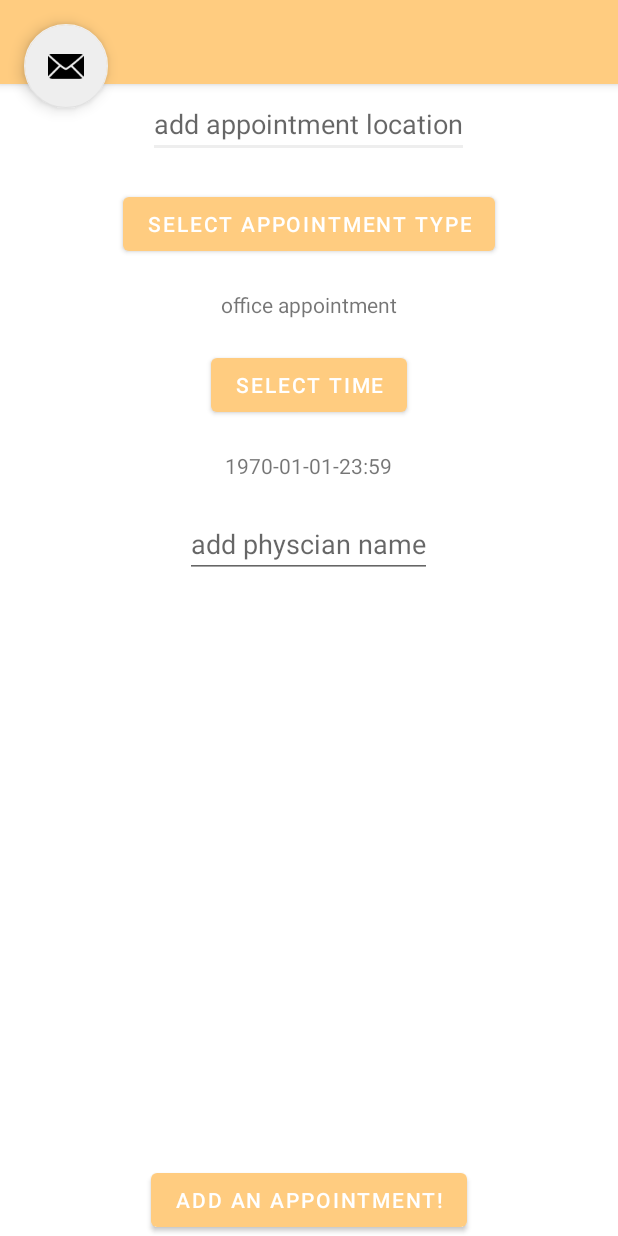
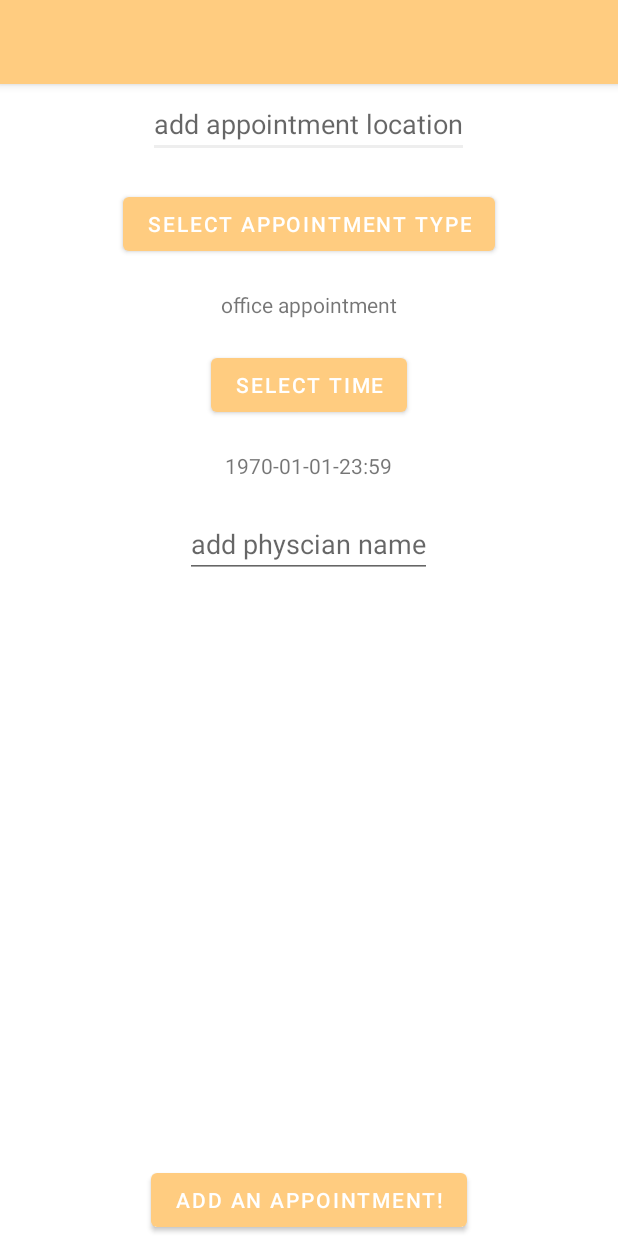
Before and after one commit to ece1778-2021/UHealth, an Android app: the AppointmentAdder screen opened directly, with no data from a screen before it, on a phone screen of 412 x 824 dp. Run offline under Robolectric (Android 15) with nearby library versions, the phone set to English and light mode, and no system bars; our stand-ins replace Firebase (no records; nobody signed in at launch, a user with empty details on screens opened directly); 1 statement that could not run was skipped.

Commit message:
photo updater fixed

```diff
--- a/Uhealth/app/src/main/java/com/example/uhealth/AppointmentAdder.java
+++ b/Uhealth/app/src/main/java/com/example/uhealth/AppointmentAdder.java
@@ -28,6 +28,7 @@ import android.view.View;
 import android.widget.Button;
 import android.widget.DatePicker;
 import android.widget.EditText;
+import android.widget.ImageView;
 import android.widget.TextView;
 import android.widget.TimePicker;
 import android.widget.Toast;
@@ -292,19 +293,20 @@ public class AppointmentAdder extends AppCompatActivity {
         initListener();
 
     }
-        /*
+
         Toolbar toolbar = findViewById(R.id.toolbar);
-        setSupportActionBar(toolbar);
+        //setSupportActionBar(toolbar);
 
 
-        FloatingActionButton fab = findViewById(R.id.fab);
+
+        /*
         fab.setOnClickListener(new View.OnClickListener() {
             @Override
             public void onClick(View view) {
                 //Snackbar.make(view, "Replace with your own action", Snackbar.LENGTH_LONG)
                   //      .setAction("Action", null).show();
             }
-        });
-        */
+        });*/
+
 
     }
--- a/Uhealth/app/src/main/java/com/example/uhealth/MedicationAdder.java
+++ b/Uhealth/app/src/main/java/com/example/uhealth/MedicationAdder.java
@@ -363,7 +363,7 @@ public class MedicationAdder extends AppCompatActivity {
 
         init_views();
         mFireBaseInfo =new FireBaseInfo();
-
+        /*
         FloatingActionButton fab = findViewById(R.id.fab);
         fab.setOnClickListener(new View.OnClickListener() {
             @Override
@@ -371,7 +371,7 @@ public class MedicationAdder extends AppCompatActivity {
                 Snackbar.make(view, "Replace with your own action", Snackbar.LENGTH_LONG)
                         .setAction("Action", null).show();
             }
-        });
+        });*/
 
     }
 
--- a/Uhealth/app/src/main/java/com/example/uhealth/PhotoAdapter.java
+++ b/Uhealth/app/src/main/java/com/example/uhealth/PhotoAdapter.java
@@ -29,7 +29,7 @@ public class PhotoAdapter extends RecyclerView.Adapter<PhotoAdapter.ViewHolder>
     @Override
     public void onBindViewHolder(@NonNull PhotoAdapter.ViewHolder holder, int position){
         final UpdatedPhoto mUpdatedPhoto=mPhotoList.get(position);
-        holder.PhotoTitleView.setText(mUpdatedPhoto.getPhotoTitle());
+       // holder.PhotoTitleView.setText(mUpdatedPhoto.getPhotoTitle());
         holder.PhotoView.setImageBitmap(mUpdatedPhoto.getPhoto());
 
     }
@@ -39,11 +39,11 @@ public class PhotoAdapter extends RecyclerView.Adapter<PhotoAdapter.ViewHolder>
     }
     public static class ViewHolder extends RecyclerView.ViewHolder{
         ImageView PhotoView;
-        TextView PhotoTitleView;
+        //TextView PhotoTitleView;
         public ViewHolder(@NonNull View itemView) {
             super(itemView);//btnAppointmentUpdater
             PhotoView = itemView.findViewById(R.id.photo_image);
-            PhotoTitleView=  itemView.findViewById(R.id.photo_title);
+           // PhotoTitleView=  itemView.findViewById(R.id.photo_title);
         }
 
     }
--- a/Uhealth/app/src/main/res/layout/activity_appointment_adder.xml
+++ b/Uhealth/app/src/main/res/layout/activity_appointment_adder.xml
@@ -22,12 +22,4 @@
 
     <include layout="@layout/content_appointment_adder" />
 
-    <com.google.android.material.floatingactionbutton.FloatingActionButton
-        android:id="@+id/fab"
-        android:layout_width="wrap_content"
-        android:layout_height="wrap_content"
-        android:layout_gravity="bottom|end"
-        android:layout_margin="@dimen/fab_margin"
-        app:srcCompat="@android:drawable/ic_dialog_email" />
-
 </RelativeLayout>
--- a/Uhealth/app/src/main/res/layout/appointment_updater_unit.xml
+++ b/Uhealth/app/src/main/res/layout/appointment_updater_unit.xml
@@ -2,13 +2,13 @@
 <LinearLayout xmlns:android="http://schemas.android.com/apk/res/android"
     android:orientation="vertical" android:layout_width="match_parent"
     android:layout_height="match_parent">
-    <TextView
+   <!-- <TextView
         android:id="@+id/photo_title"
         android:layout_width="wrap_content"
         android:layout_height="wrap_content"
 
 
-        android:text="photo title"/>
+        android:text="photo title"/>-->
     <ImageView
         android:id="@+id/photo_image"
         android:layout_width="wrap_content"
--- a/Uhealth/app/src/main/res/layout/content_appointment_updater.xml
+++ b/Uhealth/app/src/main/res/layout/content_appointment_updater.xml
@@ -29,7 +29,7 @@ tools:showIn="@layout/activity_appointment_updater"
     android:layout_below ="@+id/appointment_note"
     android:text="Add a photo"
     />
-<TextView
+<!--<TextView
     android:id="@+id/current_title"
     android:layout_width="match_parent"
     android:layout_height="wrap_content"
@@ -37,7 +37,7 @@ tools:showIn="@layout/activity_appointment_updater"
     android:layout_centerHorizontal="true"
     android:layout_below ="@+id/btn_photo_uploader"
     android:text="photo title"
-    tools:ignore="Autofill" />
+    tools:ignore="Autofill" />-->
     <androidx.recyclerview.widget.RecyclerView
         android:id="@+id/recycler_view_photolist"
         android:layout_width="match_parent"
```
Also changed, not shown: Uhealth/app/src/main/java/com/example/uhealth/AppointmentUpdater.java (+17 -9 lines), Uhealth/app/src/main/res/layout/activity_appointment_updater.xml (+0 -8 lines), Uhealth/app/src/main/res/layout/activity_medication_adder.xml (+0 -8 lines).
